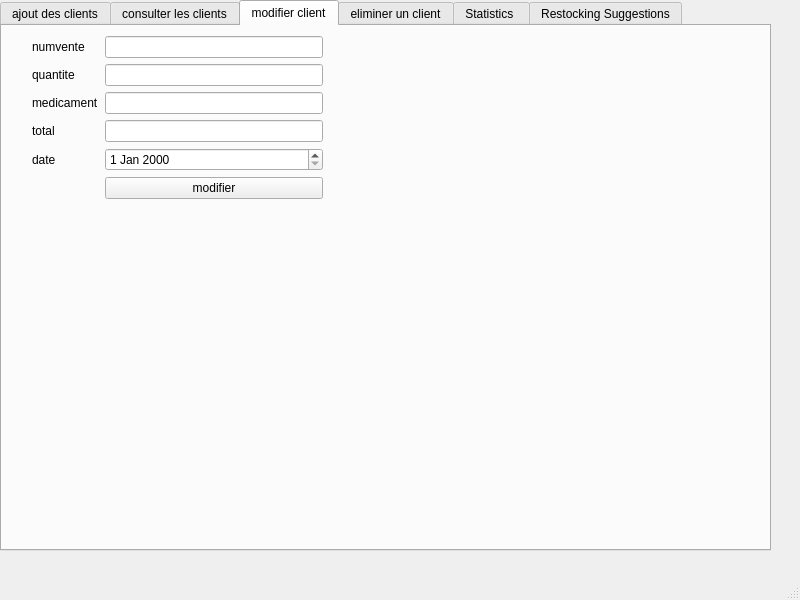
Qt form clientwindow.ui (24-25PCPP2A27/projet2a-2a27-smart-pharmacy) before a commit.
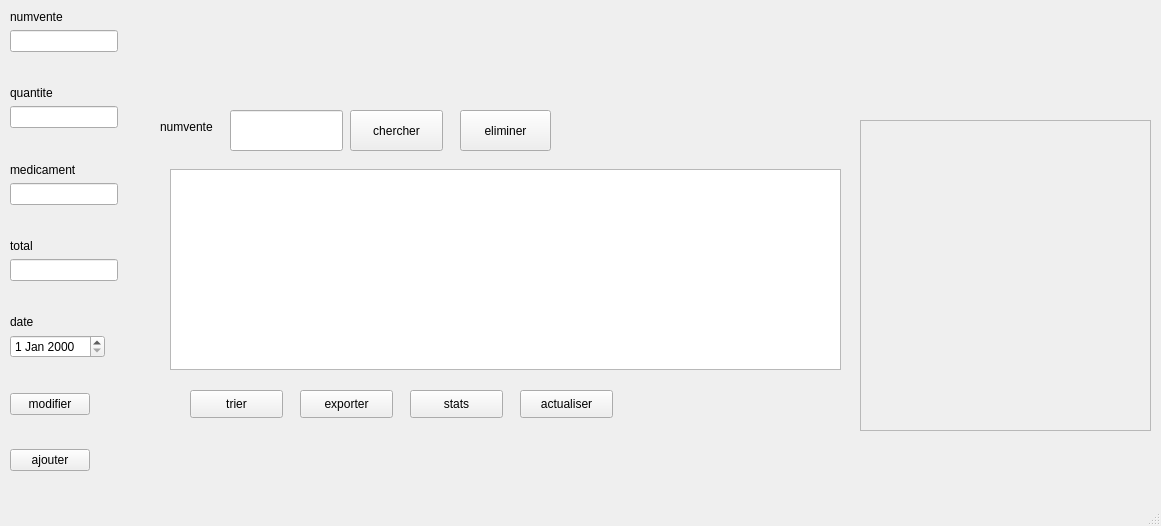
The same form after that commit. The open tabs and pages were chosen to show the change.

The edit to the form file:
```diff
--- a/clientwindow.ui
+++ b/clientwindow.ui
@@ -6,37 +6,21 @@
    <rect>
     <x>0</x>
     <y>0</y>
-    <width>800</width>
-    <height>600</height>
+    <width>1161</width>
+    <height>526</height>
    </rect>
   </property>
   <property name="windowTitle">
    <string>ClientWindow</string>
   </property>
   <widget class="QWidget" name="centralwidget">
-   <widget class="QTabWidget" name="tabWidget">
-    <property name="geometry">
-     <rect>
-      <x>0</x>
-      <y>0</y>
-      <width>771</width>
-      <height>551</height>
-     </rect>
-    </property>
-    <property name="currentIndex">
-     <number>4</number>
-    </property>
-    <widget class="QWidget" name="tab">
-     <attribute name="title">
-      <string>ajout des clients</string>
-     </attribute>
      <widget class="QWidget" name="formLayoutWidget">
       <property name="geometry">
        <rect>
-        <x>20</x>
+      <x>10</x>
         <y>10</y>
-        <width>291</width>
-        <height>511</height>
+      <width>141</width>
+      <height>461</height>
        </rect>
       </property>
       <layout class="QFormLayout" name="formLayout">
@@ -47,114 +31,171 @@
          </property>
         </widget>
        </item>
-       <item row="0" column="1">
-        <widget class="QLineEdit" name="numventeLineEdit"/>
-       </item>
-       <item row="1" column="0">
+     <item row="2" column="0">
+      <spacer name="verticalSpacer_6">
+       <property name="orientation">
+        <enum>Qt::Vertical</enum>
+       </property>
+       <property name="sizeHint" stdset="0">
+        <size>
+         <width>98</width>
+         <height>30</height>
+        </size>
+       </property>
+      </spacer>
+     </item>
+     <item row="3" column="0">
         <widget class="QLabel" name="nomLabel">
          <property name="text">
           <string>quantite</string>
          </property>
         </widget>
        </item>
-       <item row="1" column="1">
-        <widget class="QLineEdit" name="quantiteLineEdit"/>
-       </item>
-       <item row="2" column="0">
+     <item row="5" column="0">
+      <spacer name="verticalSpacer_4">
+       <property name="orientation">
+        <enum>Qt::Vertical</enum>
+       </property>
+       <property name="sizeHint" stdset="0">
+        <size>
+         <width>98</width>
+         <height>30</height>
+        </size>
+       </property>
+      </spacer>
+     </item>
+     <item row="6" column="0">
         <widget class="QLabel" name="prenomLabel">
          <property name="text">
           <string>medicament</string>
          </property>
         </widget>
        </item>
-       <item row="2" column="1">
-        <widget class="QLineEdit" name="medicamentLineEdit"/>
-       </item>
-       <item row="3" column="0">
+     <item row="8" column="0">
+      <spacer name="verticalSpacer_3">
+       <property name="orientation">
+        <enum>Qt::Vertical</enum>
+       </property>
+       <property name="sizeHint" stdset="0">
+        <size>
+         <width>98</width>
+         <height>30</height>
+        </size>
+       </property>
+      </spacer>
+     </item>
+     <item row="9" column="0">
         <widget class="QLabel" name="medicamentLabel">
          <property name="text">
           <string>total</string>
          </property>
         </widget>
        </item>
-       <item row="3" column="1">
-        <widget class="QLineEdit" name="totalLineEdit"/>
-       </item>
-       <item row="4" column="0">
+     <item row="11" column="0">
+      <spacer name="verticalSpacer">
+       <property name="orientation">
+        <enum>Qt::Vertical</enum>
+       </property>
+       <property name="sizeHint" stdset="0">
+        <size>
+         <width>98</width>
+         <height>30</height>
+        </size>
+       </property>
+      </spacer>
+     </item>
+     <item row="12" column="0">
         <widget class="QLabel" name="dateLabel">
          <property name="text">
           <string>date</string>
          </property>
         </widget>
        </item>
-       <item row="4" column="1">
+     <item row="14" column="0">
+      <spacer name="verticalSpacer_2">
+       <property name="orientation">
+        <enum>Qt::Vertical</enum>
+       </property>
+       <property name="sizeHint" stdset="0">
+        <size>
+         <width>98</width>
+         <height>30</height>
+        </size>
+       </property>
+      </spacer>
+     </item>
+     <item row="15" column="0">
+      <widget class="QPushButton" name="UpdateClients">
+       <property name="text">
+        <string>modifier</string>
+       </property>
+      </widget>
+     </item>
+     <item row="1" column="0">
+      <widget class="QLineEdit" name="numventeLineEdit"/>
+     </item>
+     <item row="4" column="0">
+      <widget class="QLineEdit" name="quantiteLineEdit"/>
+     </item>
+     <item row="7" column="0">
+      <widget class="QLineEdit" name="medicamentLineEdit"/>
+     </item>
+     <item row="10" column="0">
+      <widget class="QLineEdit" name="totalLineEdit"/>
+     </item>
+     <item row="13" column="0">
         <widget class="QDateEdit" name="dateEdit"/>
        </item>
-       <item row="5" column="1">
+     <item row="18" column="0">
         <widget class="QPushButton" name="AddClients">
          <property name="text">
           <string>ajouter</string>
          </property>
         </widget>
        </item>
-      </layout>
-     </widget>
-    </widget>
-    <widget class="QWidget" name="tab_2">
-     <attribute name="title">
-      <string>consulter les clients</string>
-     </attribute>
+     <item row="17" column="0">
+      <spacer name="verticalSpacer_5">
+       <property name="orientation">
+        <enum>Qt::Vertical</enum>
+       </property>
+       <property name="sizeHint" stdset="0">
+        <size>
+         <width>98</width>
+         <height>30</height>
+        </size>
+       </property>
+      </spacer>
+     </item>
+    </layout>
+   </widget>
      <widget class="QTableWidget" name="tableWidget">
       <property name="geometry">
        <rect>
-        <x>10</x>
-        <y>50</y>
-        <width>561</width>
-        <height>381</height>
+      <x>170</x>
+      <y>169</y>
+      <width>671</width>
+      <height>201</height>
        </rect>
       </property>
      </widget>
-     <widget class="QLabel" name="label_2">
+   <widget class="QPushButton" name="statsButton">
       <property name="geometry">
        <rect>
-        <x>580</x>
-        <y>50</y>
-        <width>71</width>
-        <height>16</height>
-       </rect>
-      </property>
-      <property name="text">
-       <string>numvente</string>
-      </property>
-     </widget>
-     <widget class="QLineEdit" name="searchLineEdit">
-      <property name="geometry">
-       <rect>
-        <x>650</x>
-        <y>50</y>
-        <width>113</width>
-        <height>22</height>
-       </rect>
-      </property>
-     </widget>
-     <widget class="QPushButton" name="rechercheButton">
-      <property name="geometry">
-       <rect>
-        <x>660</x>
-        <y>100</y>
+      <x>410</x>
+      <y>390</y>
         <width>93</width>
         <height>28</height>
        </rect>
       </property>
       <property name="text">
-       <string>chercher</string>
+     <string>stats</string>
       </property>
      </widget>
      <widget class="QPushButton" name="trierButton">
       <property name="geometry">
        <rect>
-        <x>660</x>
-        <y>140</y>
+      <x>190</x>
+      <y>390</y>
         <width>93</width>
         <height>28</height>
        </rect>
@@ -163,11 +204,24 @@
        <string>trier</string>
       </property>
      </widget>
+   <widget class="QPushButton" name="rechercheButton">
+    <property name="geometry">
+     <rect>
+      <x>350</x>
+      <y>110</y>
+      <width>93</width>
+      <height>41</height>
+     </rect>
+    </property>
+    <property name="text">
+     <string>chercher</string>
+    </property>
+   </widget>
      <widget class="QPushButton" name="exportButton">
       <property name="geometry">
        <rect>
-        <x>660</x>
-        <y>180</y>
+      <x>300</x>
+      <y>390</y>
         <width>93</width>
         <height>28</height>
        </rect>
@@ -176,154 +230,36 @@
        <string>exporter</string>
       </property>
      </widget>
-     <widget class="QPushButton" name="statsButton">
-      <property name="geometry">
-       <rect>
-        <x>660</x>
-        <y>220</y>
-        <width>93</width>
-        <height>28</height>
-       </rect>
-      </property>
-      <property name="text">
-       <string>stats</string>
-      </property>
-     </widget>
-    </widget>
-    <widget class="QWidget" name="tab_3">
-     <attribute name="title">
-      <string>modifier client</string>
-     </attribute>
-     <widget class="QWidget" name="formLayoutWidget_4">
-      <property name="geometry">
-       <rect>
-        <x>30</x>
-        <y>10</y>
-        <width>291</width>
-        <height>511</height>
-       </rect>
-      </property>
-      <layout class="QFormLayout" name="formLayout_5">
-       <item row="0" column="0">
-        <widget class="QLabel" name="idLabel_5">
-         <property name="text">
-          <string>numvente</string>
-         </property>
-        </widget>
-       </item>
-       <item row="0" column="1">
-        <widget class="QLineEdit" name="numventeUpdate"/>
-       </item>
-       <item row="1" column="0">
-        <widget class="QLabel" name="nomLabel_5">
-         <property name="text">
-          <string>quantite</string>
-         </property>
-        </widget>
-       </item>
-       <item row="1" column="1">
-        <widget class="QLineEdit" name="quantiteUpdate"/>
-       </item>
-       <item row="2" column="0">
-        <widget class="QLabel" name="prenomLabel_5">
-         <property name="text">
-          <string>medicament</string>
-         </property>
-        </widget>
-       </item>
-       <item row="2" column="1">
-        <widget class="QLineEdit" name="medicamentUpdate"/>
-       </item>
-       <item row="3" column="0">
-        <widget class="QLabel" name="medicamentLabel_5">
-         <property name="text">
-          <string>total</string>
-         </property>
-        </widget>
-       </item>
-       <item row="3" column="1">
-        <widget class="QLineEdit" name="totalUpdate"/>
-       </item>
-       <item row="4" column="0">
-        <widget class="QLabel" name="dateLabel_5">
-         <property name="text">
-          <string>date</string>
-         </property>
-        </widget>
-       </item>
-       <item row="4" column="1">
-        <widget class="QDateEdit" name="dateUpdate"/>
-       </item>
-       <item row="5" column="1">
-        <widget class="QPushButton" name="UpdateClients">
-         <property name="text">
-          <string>modifier</string>
-         </property>
-        </widget>
-       </item>
-      </layout>
-     </widget>
-    </widget>
-    <widget class="QWidget" name="tab_4">
-     <attribute name="title">
-      <string>eliminer un client</string>
-     </attribute>
-     <widget class="QLabel" name="label">
+   <widget class="QLabel" name="label_2">
       <property name="geometry">
        <rect>
         <x>160</x>
-        <y>100</y>
-        <width>81</width>
-        <height>20</height>
-       </rect>
-      </property>
-      <property name="font">
-       <font>
-        <pointsize>10</pointsize>
-       </font>
-      </property>
+      <y>119</y>
+      <width>71</width>
+      <height>16</height>
+     </rect>
+    </property>
       <property name="text">
        <string>numvente</string>
       </property>
-      <property name="textFormat">
-       <enum>Qt::AutoText</enum>
-      </property>
-     </widget>
-     <widget class="QLineEdit" name="supplineEdit">
+   </widget>
+   <widget class="QLineEdit" name="searchLineEdit">
       <property name="geometry">
        <rect>
-        <x>240</x>
-        <y>90</y>
+      <x>230</x>
+      <y>110</y>
         <width>113</width>
         <height>41</height>
        </rect>
       </property>
      </widget>
-     <widget class="QPushButton" name="suppButton">
-      <property name="geometry">
-       <rect>
-        <x>250</x>
-        <y>180</y>
-        <width>91</width>
-        <height>31</height>
-       </rect>
-      </property>
-      <property name="text">
-       <string>eliminer</string>
-      </property>
-     </widget>
-    </widget>
-    <widget class="QWidget" name="tab_statistics">
-     <attribute name="title">
-      <string>Statistics </string>
-     </attribute>
      <widget class="QFrame" name="frame_chart">
       <property name="geometry">
        <rect>
-        <x>10</x>
-        <y>20</y>
-        <width>581</width>
-        <height>171</height>
+      <x>860</x>
+      <y>120</y>
+      <width>291</width>
+      <height>311</height>
        </rect>
       </property>
       <property name="frameShape">
@@ -333,48 +269,31 @@
        <enum>QFrame::Raised</enum>
       </property>
      </widget>
-    </widget>
-    <widget class="QWidget" name="tab_5">
-     <attribute name="title">
-      <string>Restocking Suggestions</string>
-     </attribute>
-     <widget class="QTableWidget" name="restockTableWidget">
+   <widget class="QPushButton" name="refrechButton">
       <property name="geometry">
        <rect>
-        <x>10</x>
-        <y>170</y>
-        <width>591</width>
-        <height>351</height>
-       </rect>
-      </property>
-     </widget>
-     <widget class="QPushButton" name="generateReportButton">
-      <property name="geometry">
-       <rect>
-        <x>640</x>
-        <y>210</y>
-        <width>101</width>
+      <x>520</x>
+      <y>390</y>
+      <width>93</width>
         <height>28</height>
        </rect>
       </property>
       <property name="text">
-       <string>generate report</string>
-      </property>
-     </widget>
-     <widget class="QLabel" name="label_5">
+     <string>actualiser</string>
+    </property>
+   </widget>
+   <widget class="QPushButton" name="suppButton">
       <property name="geometry">
        <rect>
-        <x>240</x>
-        <y>30</y>
-        <width>181</width>
-        <height>61</height>
+      <x>460</x>
+      <y>110</y>
+      <width>91</width>
+      <height>41</height>
        </rect>
       </property>
       <property name="text">
-       <string>TextLabel</string>
-      </property>
-     </widget>
-    </widget>
+     <string>eliminer</string>
+    </property>
    </widget>
   </widget>
   <widget class="QMenuBar" name="menubar">
@@ -382,7 +301,7 @@
     <rect>
      <x>0</x>
      <y>0</y>
-     <width>800</width>
+     <width>1161</width>
      <height>26</height>
     </rect>
    </property>
```
Lines whose indentation alone changed are shown as unchanged.
